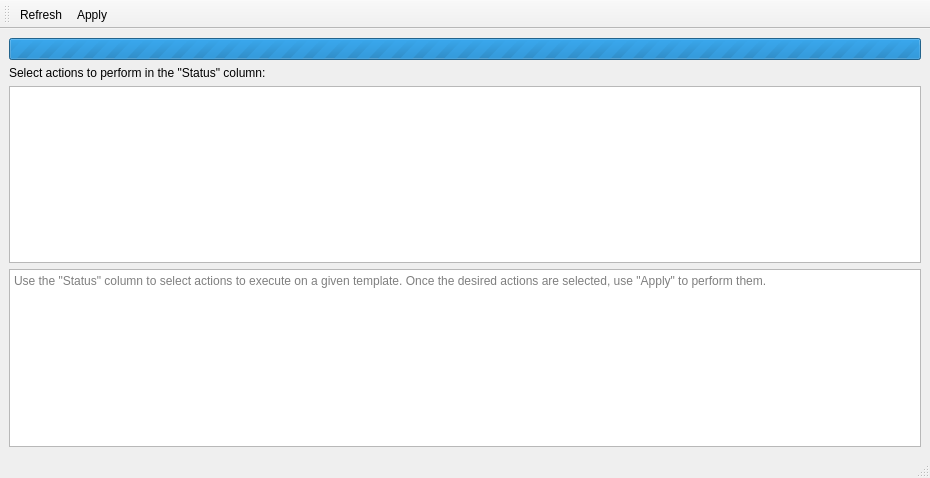
Qt form ui/qvmtemplate.ui (QubesOS/qubes-manager) before a commit.
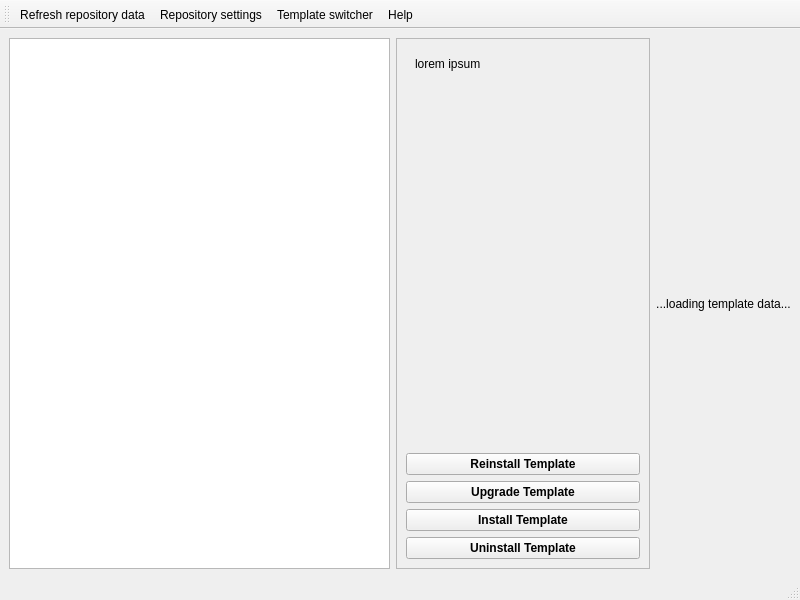
The same form after that commit. Icons and pictures are not drawn.

Commit message:
Improve Template Manager UI
Changed Template Manager UI to be more friendly.
Added a lot of explanations. Functionally,
added checking for obsolete templates.

```diff
--- a/ui/qvmtemplate.ui
+++ b/ui/qvmtemplate.ui
@@ -1,85 +1,163 @@
 <?xml version="1.0" encoding="UTF-8"?>
 <ui version="4.0">
- <class>QubesTemplateManager</class>
- <widget class="QMainWindow" name="QubesTemplateManager">
+ <class>MainWindow</class>
+ <widget class="QMainWindow" name="MainWindow">
   <property name="geometry">
    <rect>
     <x>0</x>
     <y>0</y>
-    <width>930</width>
-    <height>478</height>
+    <width>800</width>
+    <height>600</height>
    </rect>
   </property>
   <property name="windowTitle">
    <string>Qubes Template Manager</string>
   </property>
+  <property name="styleSheet">
+   <string notr="true"/>
+  </property>
   <widget class="QWidget" name="centralwidget">
-   <layout class="QVBoxLayout" name="verticalLayout">
+   <layout class="QHBoxLayout" name="horizontalLayout_2" stretch="3,2,0">
     <item>
-     <widget class="QProgressBar" name="progressBar">
-      <property name="maximum">
-       <number>0</number>
+     <widget class="QTreeView" name="template_tree"/>
+    </item>
+    <item>
+     <widget class="QFrame" name="info_frame">
+      <property name="frameShape">
+       <enum>QFrame::StyledPanel</enum>
       </property>
-      <property name="value">
-       <number>-1</number>
+      <property name="frameShadow">
+       <enum>QFrame::Raised</enum>
       </property>
+      <layout class="QVBoxLayout" name="verticalLayout_2">
+       <item>
+        <widget class="QScrollArea" name="scrollArea">
+         <property name="frameShape">
+          <enum>QFrame::NoFrame</enum>
+         </property>
+         <property name="frameShadow">
+          <enum>QFrame::Plain</enum>
+         </property>
+         <property name="lineWidth">
+          <number>0</number>
+         </property>
+         <property name="widgetResizable">
+          <bool>true</bool>
+         </property>
+         <widget class="QWidget" name="scrollAreaWidgetContents">
+          <property name="geometry">
+           <rect>
+            <x>0</x>
+            <y>0</y>
+            <width>230</width>
+            <height>383</height>
+           </rect>
+          </property>
+          <layout class="QVBoxLayout" name="verticalLayout">
+           <item>
+            <widget class="QLabel" name="template_info">
+             <property name="lineWidth">
+              <number>0</number>
+             </property>
+             <property name="text">
+              <string>lorem ipsum</string>
+             </property>
+             <property name="alignment">
+              <set>Qt::AlignLeading|Qt::AlignLeft|Qt::AlignTop</set>
+             </property>
+             <property name="wordWrap">
+              <bool>true</bool>
+             </property>
+            </widget>
+           </item>
+          </layout>
+         </widget>
+        </widget>
+       </item>
+       <item>
+        <widget class="QPushButton" name="reinstall_button">
+         <property name="font">
+          <font>
+           <bold>true</bold>
+           <stylestrategy>PreferAntialias</stylestrategy>
+           <hintingpreference>PreferNoHinting</hintingpreference>
+          </font>
+         </property>
+         <property name="text">
+          <string>Reinstall Template</string>
+         </property>
+        </widget>
+       </item>
+       <item>
+        <widget class="QPushButton" name="upgrade_button">
+         <property name="font">
+          <font>
+           <bold>true</bold>
+           <stylestrategy>PreferAntialias</stylestrategy>
+           <hintingpreference>PreferNoHinting</hintingpreference>
+          </font>
+         </property>
+         <property name="text">
+          <string>Upgrade Template</string>
+         </property>
+        </widget>
+       </item>
+       <item>
+        <widget class="QPushButton" name="install_button">
+         <property name="font">
+          <font>
+           <bold>true</bold>
+           <stylestrategy>PreferAntialias</stylestrategy>
+           <hintingpreference>PreferNoHinting</hintingpreference>
+          </font>
+         </property>
+         <property name="text">
+          <string>Install Template</string>
+         </property>
+        </widget>
+       </item>
+       <item>
+        <widget class="QPushButton" name="uninstall_button">
+         <property name="font">
+          <font>
+           <bold>true</bold>
+           <stylestrategy>PreferAntialias</stylestrategy>
+           <hintingpreference>PreferNoHinting</hintingpreference>
+          </font>
+         </property>
+         <property name="text">
+          <string>Uninstall Template</string>
+         </property>
+        </widget>
+       </item>
+      </layout>
      </widget>
     </item>
     <item>
-     <widget class="QLabel" name="label">
+     <widget class="QLabel" name="label_loading">
       <property name="text">
-       <string>Select actions to perform in the &quot;Status&quot; column:</string>
+       <string>...loading template data...</string>
       </property>
-     </widget>
-    </item>
-    <item>
-     <widget class="QTreeView" name="listing">
-      <property name="editTriggers">
-       <set>QAbstractItemView::AllEditTriggers</set>
-      </property>
-      <property name="selectionMode">
-       <enum>QAbstractItemView::SingleSelection</enum>
-      </property>
-      <property name="itemsExpandable">
-       <bool>false</bool>
-      </property>
-      <property name="sortingEnabled">
-       <bool>true</bool>
-      </property>
-      <property name="expandsOnDoubleClick">
-       <bool>false</bool>
-      </property>
-     </widget>
-    </item>
-    <item>
-     <widget class="QTextEdit" name="infobox">
-      <property name="readOnly">
-       <bool>true</bool>
-      </property>
-      <property name="placeholderText">
-       <string>Use the &quot;Status&quot; column to select actions to execute on a given template. Once the desired actions are selected, use &quot;Apply&quot; to perform them.</string>
+      <property name="alignment">
+       <set>Qt::AlignCenter</set>
       </property>
      </widget>
     </item>
    </layout>
   </widget>
-  <widget class="QMenuBar" name="menubar">
-   <property name="geometry">
-    <rect>
-     <x>0</x>
-     <y>0</y>
-     <width>930</width>
-     <height>24</height>
-    </rect>
-   </property>
-  </widget>
   <widget class="QStatusBar" name="statusbar"/>
   <widget class="QToolBar" name="toolBar">
    <property name="windowTitle">
     <string>toolBar</string>
    </property>
+   <property name="iconSize">
+    <size>
+     <width>18</width>
+     <height>18</height>
+    </size>
+   </property>
    <property name="toolButtonStyle">
-    <enum>Qt::ToolButtonTextUnderIcon</enum>
+    <enum>Qt::ToolButtonTextBesideIcon</enum>
    </property>
    <attribute name="toolBarArea">
     <enum>TopToolBarArea</enum>
@@ -87,25 +165,55 @@
    <attribute name="toolBarBreak">
     <bool>false</bool>
    </attribute>
-   <addaction name="actionRefresh"/>
-   <addaction name="actionInstall"/>
+   <addaction name="actionRefreshRepositoryData"/>
+   <addaction name="actionRepository_settings"/>
+   <addaction name="actionTemplate_switcher"/>
+   <addaction name="actionHelp"/>
   </widget>
-  <action name="actionRefresh">
+  <action name="actionRefreshRepositoryData">
    <property name="icon">
-    <iconset theme="view-refresh">
-     <normaloff>.</normaloff>.</iconset>
+    <iconset resource="../resources.qrc">
+     <normaloff>:/repo-refresh.svg</normaloff>:/repo-refresh.svg</iconset>
    </property>
    <property name="text">
-    <string>Refresh</string>
+    <string>Refresh repository data</string>
    </property>
+   <property name="toolTip">
+    <string>Download repository data and refresh information about available templates</string>
+   </property>
   </action>
-  <action name="actionInstall">
+  <action name="actionRepository_settings">
    <property name="icon">
-    <iconset theme="go-down">
-     <normaloff>.</normaloff>.</iconset>
+    <iconset theme="qubes-global-config"/>
    </property>
    <property name="text">
-    <string>Apply</string>
+    <string>Repository settings</string>
+   </property>
+   <property name="toolTip">
+    <string>Configure repositories</string>
+   </property>
+  </action>
+  <action name="actionTemplate_switcher">
+   <property name="icon">
+    <iconset resource="../resources.qrc">
+     <normaloff>:/template-switcher.svg</normaloff>:/template-switcher.svg</iconset>
+   </property>
+   <property name="text">
+    <string>Template switcher</string>
+   </property>
+   <property name="toolTip">
+    <string>Quickly and easily switch templates of existing qubes</string>
+   </property>
+  </action>
+  <action name="actionHelp">
+   <property name="icon">
+    <iconset theme="qubes-question"/>
+   </property>
+   <property name="text">
+    <string>Help</string>
+   </property>
+   <property name="toolTip">
+    <string>Show help</string>
    </property>
   </action>
  </widget>
```
Left out of the diff: 4 changed lines with no effect on the pictures. The commit also changes 10 other files.
